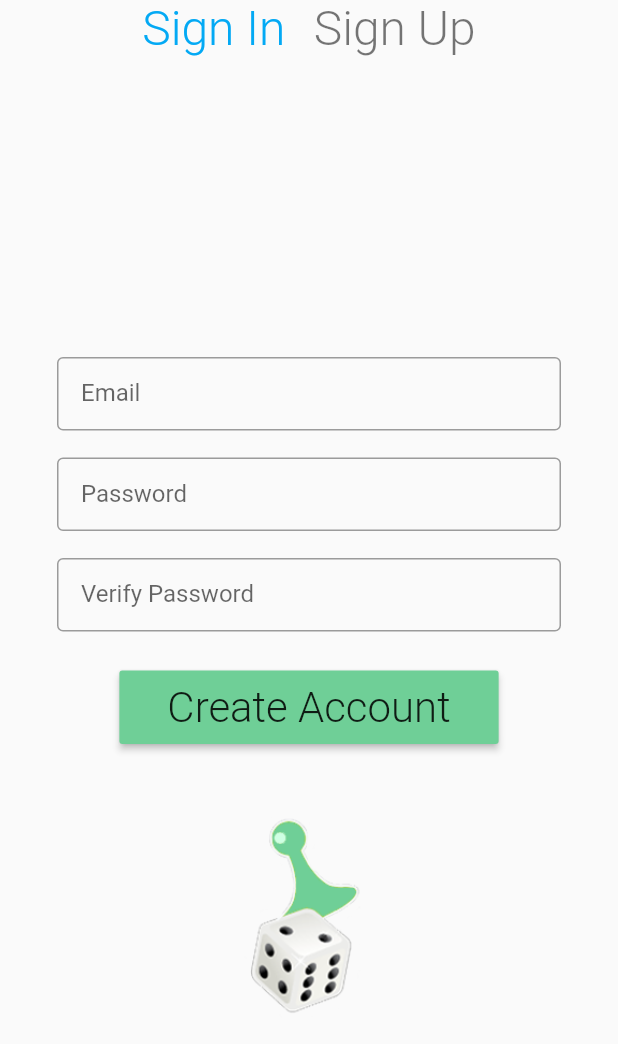
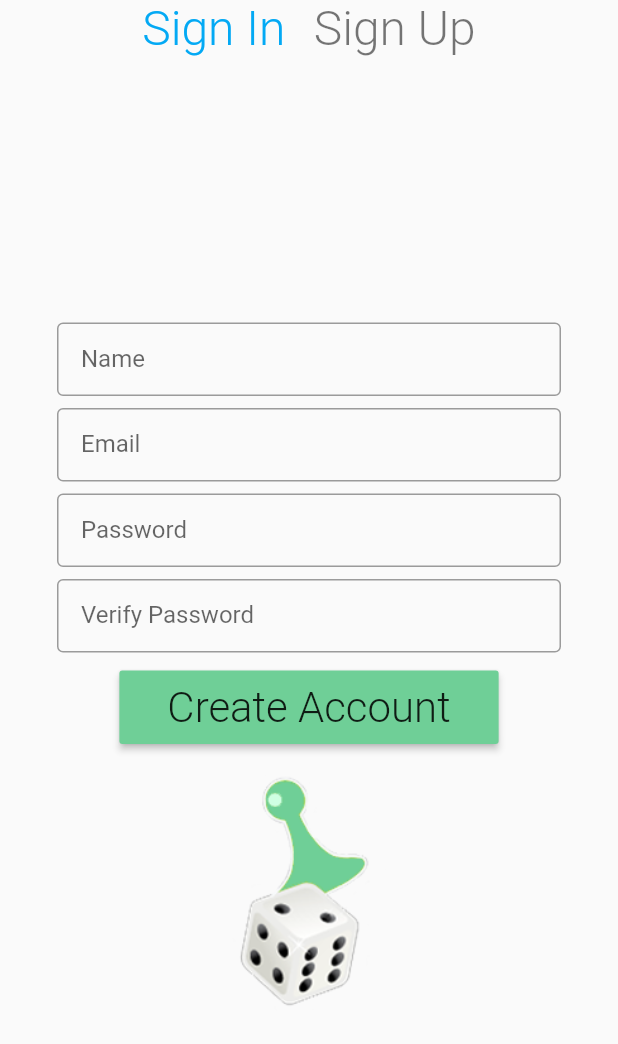
Before and after one commit to Master-Owl/game_log, a Flutter app: the screen it shows after launch, after a tap on "Sign In", after a tap on "Sign Up", on a phone screen of 412 x 824 dp, the part 192-1236 px from its top. Run offline on Flutter 3.47's test engine with Material 2 defaults, Android fonts, the phone set to English and light mode, and no system bars; our stand-ins replace auto_size_text, cloud_firestore, firebase_auth, flutter_colorpicker; missing offline and left inert: flutter_duration_picker; accounts and stored records are empty; Roboto replaces fonts that are missing (Robotto).

```diff
--- a/lib/main.dart
+++ b/lib/main.dart
@@ -69,7 +69,7 @@ class MyApp extends StatelessWidget {
             subtitle: TextStyle(fontSize: 16.0, color: defaultGray, fontWeight:FontWeight.w400)
         )
       ),
-      initialRoute: '/', // or '/' if user signed in
+      initialRoute: '/',
       onGenerateRoute: (settings) {
         Map<String, dynamic> args = settings.arguments;
         switch (settings.name) {
@@ -78,7 +78,6 @@ class MyApp extends StatelessWidget {
             loginScreen: LoginPage(),
             signupScreen: SignupPage(),
           ));
-          // case '/signup-page': return d;
           case '/home': return MaterialPageRoute(builder: (context) => MainAppRoutes());
           case '/edit-log-page': return MaterialPageRoute<GamePlay>(builder: (context) => EditLogPage(gameplay: args['gameplay']));
           case '/edit-game-page': return MaterialPageRoute<Game>(builder: (context) => EditGamePage(game: args['game']));
--- a/lib/routes.dart
+++ b/lib/routes.dart
@@ -72,6 +72,7 @@ class _MainAppRoutesState extends State<MainAppRoutes> {
   }
 
   void _getAllPlayers() {
+    if (CurrentUser.ref != null) {
       CurrentUser.ref
         .collection('players')
         .getDocuments()
@@ -88,3 +89,4 @@ class _MainAppRoutesState extends State<MainAppRoutes> {
         });
     }
   }
+}
--- a/lib/screens/auth/login-page.dart
+++ b/lib/screens/auth/login-page.dart
@@ -102,7 +102,7 @@ class LoginPageState extends State<LoginPage> with TickerProviderStateMixin {
                   Container(
                     height: 200.0,
                     child: Padding(
-                      padding: EdgeInsets.fromLTRB(lrPadding, headerPaddingTop, lrPadding, lrPadding),
+                      padding: EdgeInsets.all(lrPadding + 4.0),
                       child: AnimatedBuilder(
                         animation: animController,
                         builder: (context, widget) {
@@ -153,6 +153,17 @@ class LoginPageState extends State<LoginPage> with TickerProviderStateMixin {
   }
 
   void _signIn() async {
+    TextStyle errorTextStyle = TextStyle(color: Theme.of(context).errorColor, fontSize: 14.0);
+    if (email == null || email == '') {
+      setState(() {
+        errorMessageWidget = Padding(
+          padding: EdgeInsets.only(top: 8.0),
+          child: Text('Email cannot be blank.', style: errorTextStyle)
+        );
+      });
+      return;
+    }
+
     setState(() {
       makingNetworkCall = true;
     });
@@ -194,7 +205,7 @@ class LoginPageState extends State<LoginPage> with TickerProviderStateMixin {
       setState(() {
         errorMessageWidget = Padding(
           padding: EdgeInsets.only(top: 8.0),
-          child: Text(errText, style: TextStyle(color: Theme.of(context).errorColor)));
+          child: Text(errText, style: errorTextStyle, maxLines: 2));
       });
     }
 
--- a/lib/screens/auth/signup-page.dart
+++ b/lib/screens/auth/signup-page.dart
@@ -15,6 +15,8 @@ class _SignupPageState extends State<SignupPage> with TickerProviderStateMixin {
   String email;
   String password;
   String passwordVerify;
+  String name;
+
   bool makingNetworkCall;
   Widget errorMessageWidget;
 
@@ -40,7 +42,7 @@ class _SignupPageState extends State<SignupPage> with TickerProviderStateMixin {
   Widget build(BuildContext context) {
     double maxHeight = MediaQuery.of(context).size.height;
     double sidePadding = 38.0;
-    double spacing = 18.0;
+    double spacing = 8.0;
     return Scaffold(
       body: SingleChildScrollView(
         physics: NeverScrollableScrollPhysics(),
@@ -72,6 +74,15 @@ class _SignupPageState extends State<SignupPage> with TickerProviderStateMixin {
                     padding: EdgeInsets.only(bottom: spacing),
                     child: AppTextField(
                       inputType: TextInputType.emailAddress,
+                      label: 'Name',
+                      controller: TextEditingController(text: name),
+                      onChanged: _updateNameField,
+                    )
+                  ),
+                  Padding(
+                    padding: EdgeInsets.only(bottom: spacing),
+                    child: AppTextField(
+                      inputType: TextInputType.emailAddress,
                       label: 'Email',
                       controller: TextEditingController(text: email),
                       onChanged: _updateEmailField,
@@ -88,7 +99,7 @@ class _SignupPageState extends State<SignupPage> with TickerProviderStateMixin {
                     )
                   ),
                   Padding(
-                    padding: EdgeInsets.only(bottom: spacing + 8.0),
+                    padding: EdgeInsets.only(bottom: spacing + 4.0),
                     child: AppTextField(
                       label: 'Verify Password',
                       controller: TextEditingController(text: passwordVerify),
@@ -109,7 +120,7 @@ class _SignupPageState extends State<SignupPage> with TickerProviderStateMixin {
                   Container(
                     height: 200.0,
                     child: Padding(
-                      padding: EdgeInsets.fromLTRB(lrPadding, headerPaddingTop, lrPadding, lrPadding),
+                      padding: EdgeInsets.all(lrPadding + 4.0),
                       child: AnimatedBuilder(
                         animation: animController,
                         builder: (context, widget) {
@@ -139,30 +150,30 @@ class _SignupPageState extends State<SignupPage> with TickerProviderStateMixin {
   }
 
   void _signUp() async {
-    TextStyle errorTextStyle = TextStyle(color: Theme.of(context).errorColor);
-    if (email == '') {
+    TextStyle errorTextStyle = TextStyle(color: Theme.of(context).errorColor, fontSize: 12.0);
+    if (email == null || email == '') {
       setState(() {
         errorMessageWidget = Padding(
           padding: EdgeInsets.only(top: 8.0),
-          child: Text('Email must be provided.', style: errorTextStyle)
+          child: Text('Email must be provided.', style: errorTextStyle, maxLines: 2)
         );
       });
       return;
     }
-    if (password == '') {
+    if (password == null || password == '') {
       setState(() {
         errorMessageWidget = Padding(
           padding: EdgeInsets.only(top: 8.0),
-          child: Text('Password cannot be blank.', style: errorTextStyle)
+          child: Text('Password cannot be blank.', style: errorTextStyle, maxLines: 2)
         );
       });
       return;
     }
-    if (passwordVerify == '') {
+    if (passwordVerify == null || passwordVerify == '') {
       setState(() {
         errorMessageWidget = Padding(
           padding: EdgeInsets.only(top: 8.0),
-          child: Text('Please verify your password.', style: errorTextStyle)
+          child: Text('Please verify your password.', style: errorTextStyle, maxLines: 2)
         );
       });
       return;
@@ -177,7 +188,7 @@ class _SignupPageState extends State<SignupPage> with TickerProviderStateMixin {
     animController.animateTo(1.0);
 
     if (response is FirebaseUser) {
-      CurrentUser.setUser(response);
+      CurrentUser.setNewUser(response, name);
       Navigator.pushReplacementNamed(context, '/home');
     }
     else {
@@ -240,6 +251,13 @@ class _SignupPageState extends State<SignupPage> with TickerProviderStateMixin {
     });
   }
 
+  void _updateNameField(String str) {
+    setState(() {
+      if (str == null) name = '';
+      else name = str;
+    });
+  }
+
   void _checkPasswords(String str) {
     if (password == '' || passwordVerify == '') return;
     setState(() {
```
Also changed, not shown: lib/data/user.dart (+15 -0 lines). Lines whose indentation alone changed are shown as unchanged.
